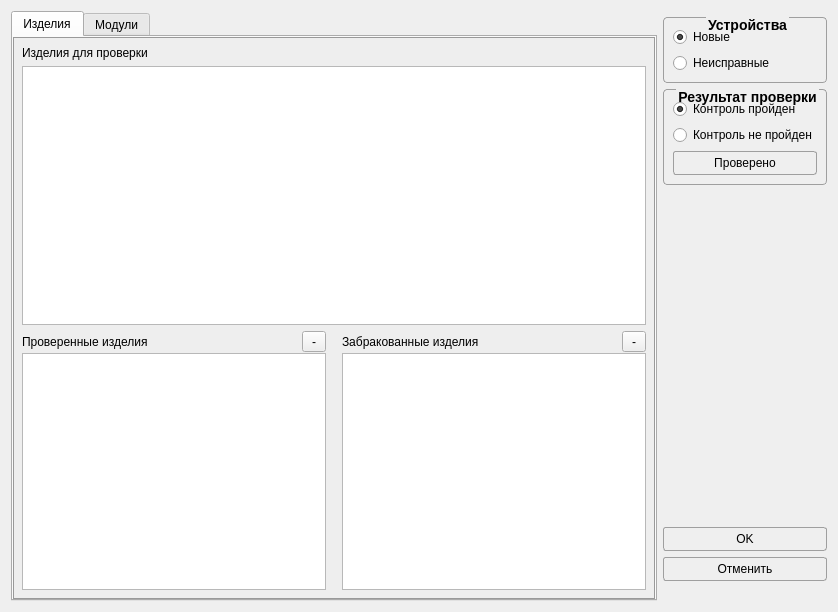
Old version of the form Remont/otkcontrolwindow.ui in the repository AlexeyScherbakov2021/Remont2.
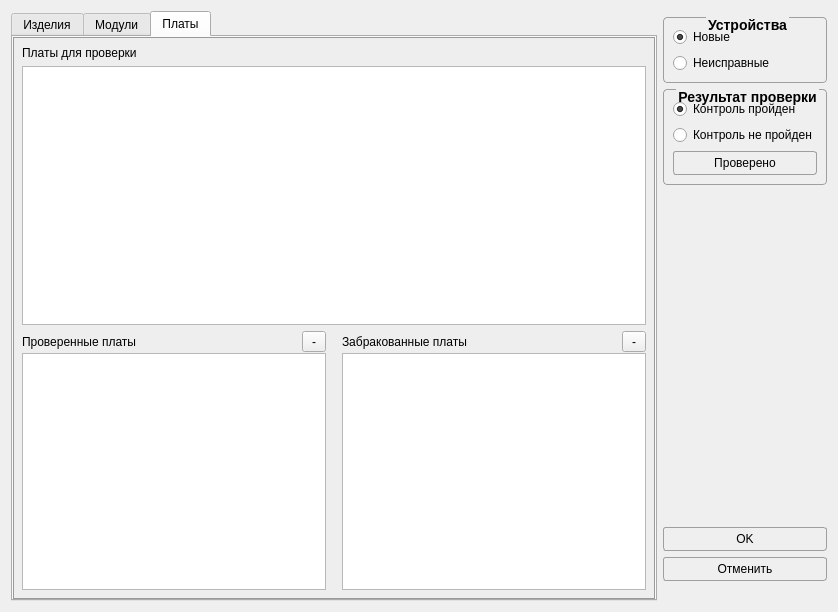
New version of the form. The open tabs and pages were chosen to show the change. Icons and pictures are not drawn.

Commit message: Добавлены платы в ОТК

```diff
--- a/Remont/otkcontrolwindow.ui
+++ b/Remont/otkcontrolwindow.ui
@@ -54,7 +54,7 @@
    <item>
     <widget class="QTabWidget" name="tabWidget">
      <property name="styleSheet">
-      <string notr="true">QWidget#tab, QWidget#tab_2 {
+      <string notr="true">QWidget#tab, QWidget#tab_2, QWidget#tab_3 {
 background-color: #eeeeee;
 border: 1px solid #999999;
 }</string>
@@ -321,6 +321,124 @@
        </item>
       </layout>
      </widget>
+     <widget class="QWidget" name="tab_3">
+      <attribute name="title">
+       <string>Платы</string>
+      </attribute>
+      <layout class="QVBoxLayout" name="verticalLayout_14">
+       <item>
+        <widget class="QLabel" name="label_6">
+         <property name="text">
+          <string>Платы для проверки</string>
+         </property>
+        </widget>
+       </item>
+       <item>
+        <widget class="QListWidget" name="lwPlate">
+         <property name="alternatingRowColors">
+          <bool>true</bool>
+         </property>
+        </widget>
+       </item>
+       <item>
+        <layout class="QHBoxLayout" name="horizontalLayout_10">
+         <property name="spacing">
+          <number>16</number>
+         </property>
+         <item>
+          <layout class="QVBoxLayout" name="verticalLayout_12">
+           <property name="spacing">
+            <number>1</number>
+           </property>
+           <item>
+            <layout class="QHBoxLayout" name="horizontalLayout_11">
+             <property name="rightMargin">
+              <number>0</number>
+             </property>
+             <item>
+              <widget class="QLabel" name="label_9">
+               <property name="text">
+                <string>Проверенные платы</string>
+               </property>
+              </widget>
+             </item>
+             <item>
+              <widget class="QToolButton" name="tbDelCheckPlate">
+               <property name="minimumSize">
+                <size>
+                 <width>24</width>
+                 <height>0</height>
+                </size>
+               </property>
+               <property name="text">
+                <string>-</string>
+               </property>
+               <property name="icon">
+                <iconset resource="resource.qrc">
+                 <normaloff>:/image/cancel2.png</normaloff>:/image/cancel2.png</iconset>
+               </property>
+              </widget>
+             </item>
+            </layout>
+           </item>
+           <item>
+            <widget class="QListWidget" name="lwCheckedPlate">
+             <property name="alternatingRowColors">
+              <bool>true</bool>
+             </property>
+            </widget>
+           </item>
+          </layout>
+         </item>
+         <item>
+          <layout class="QVBoxLayout" name="verticalLayout_13">
+           <property name="spacing">
+            <number>1</number>
+           </property>
+           <item>
+            <layout class="QHBoxLayout" name="horizontalLayout_12">
+             <property name="rightMargin">
+              <number>0</number>
+             </property>
+             <item>
+              <widget class="QLabel" name="label_10">
+               <property name="text">
+                <string>Забракованные платы</string>
+               </property>
+              </widget>
+             </item>
+             <item>
+              <widget class="QToolButton" name="tbDelBrokenPlate">
+               <property name="minimumSize">
+                <size>
+                 <width>24</width>
+                 <height>0</height>
+                </size>
+               </property>
+               <property name="text">
+                <string>-</string>
+               </property>
+               <property name="icon">
+                <iconset resource="resource.qrc">
+                 <normaloff>:/image/cancel2.png</normaloff>:/image/cancel2.png</iconset>
+               </property>
+              </widget>
+             </item>
+            </layout>
+           </item>
+           <item>
+            <widget class="QListWidget" name="lwBrokenPlate">
+             <property name="alternatingRowColors">
+              <bool>true</bool>
+             </property>
+            </widget>
+           </item>
+          </layout>
+         </item>
+        </layout>
+       </item>
+      </layout>
+     </widget>
     </widget>
    </item>
    <item>
```
The commit also changes 13 other files.
